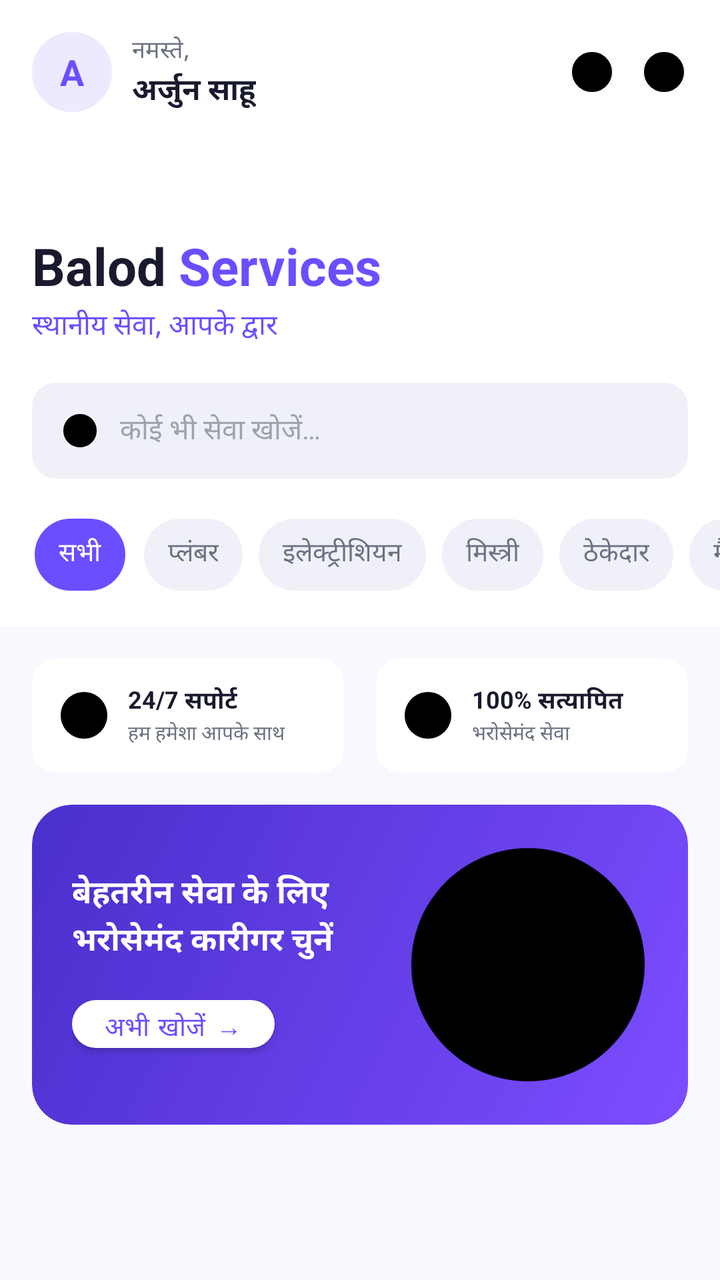
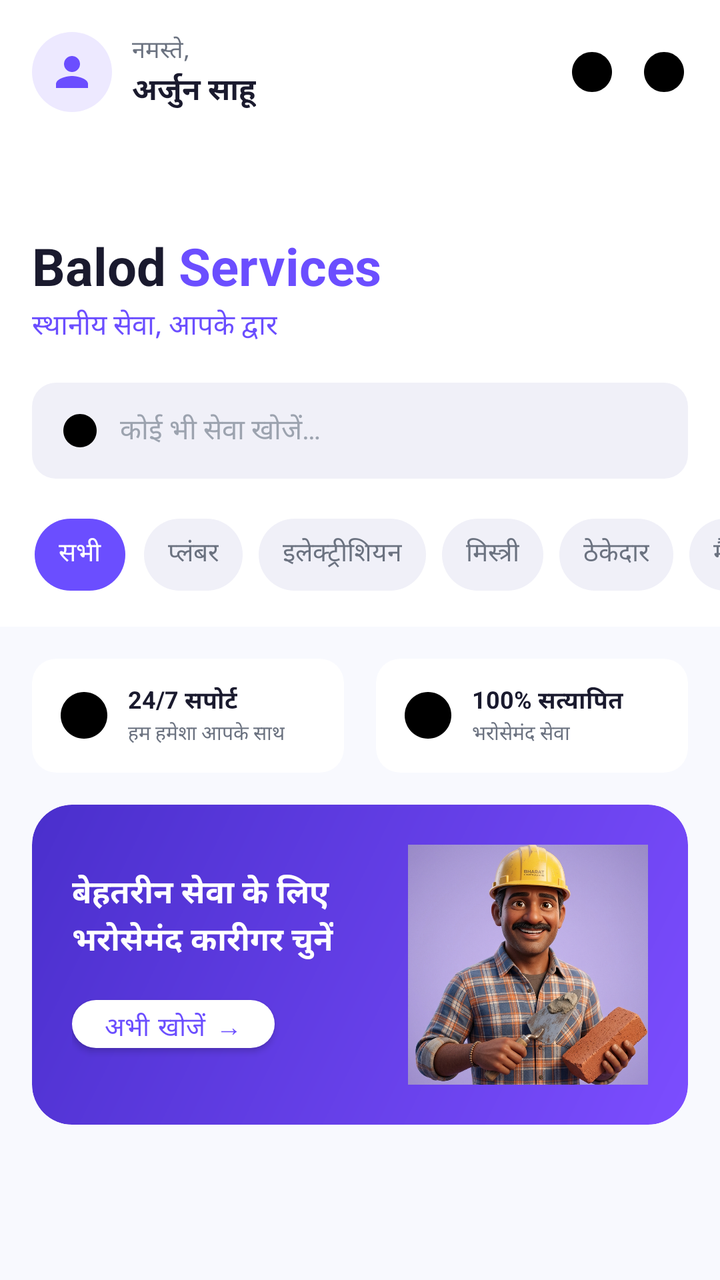

Compare the two renders of this Android layout. The source of the first and the diff that turns it into the second are given below.
<!-- AndroidManifest.xml: application theme Theme.BalodSeva -->
<!-- res/layout/fragment_home.xml -->
<?xml version="1.0" encoding="utf-8"?>
<ScrollView xmlns:android="http://schemas.android.com/apk/res/android"
    xmlns:app="http://schemas.android.com/apk/res-auto"
    android:layout_width="match_parent"
    android:layout_height="match_parent"
    android:background="@color/color_bg_screen"
    android:fillViewport="true">

    <LinearLayout
        android:layout_width="match_parent"
        android:layout_height="wrap_content"
        android:orientation="vertical">

        
        <LinearLayout
            android:layout_width="match_parent"
            android:layout_height="wrap_content"
            android:orientation="horizontal"
            android:gravity="center_vertical"
            android:paddingStart="16dp"
            android:paddingEnd="16dp"
            android:paddingTop="16dp"
            android:paddingBottom="8dp"
            android:background="@color/white">

            
            <FrameLayout
                android:layout_width="40dp"
                android:layout_height="40dp"
                android:background="@drawable/bg_avatar_circle">
                <TextView
                    android:layout_width="wrap_content"
                    android:layout_height="wrap_content"
                    android:layout_gravity="center"
                    android:text="A"
                    android:textColor="@color/color_primary"
                    android:textSize="18sp"
                    android:textStyle="bold" />
            </FrameLayout>

            
            <LinearLayout
                android:layout_width="0dp"
                android:layout_height="wrap_content"
                android:layout_weight="1"
                android:orientation="vertical"
                android:layout_marginStart="10dp">

                <TextView
                    android:id="@+id/tv_greeting"
                    android:layout_width="wrap_content"
                    android:layout_height="wrap_content"
                    android:text="@string/greeting_prefix"
                    android:textColor="@color/color_text_secondary"
                    android:textSize="12sp" />

                <TextView
                    android:id="@+id/tv_user_name"
                    android:layout_width="wrap_content"
                    android:layout_height="wrap_content"
                    android:text="@string/default_user_name"
                    android:textColor="@color/color_text_primary"
                    android:textSize="15sp"
                    android:textStyle="bold" />
            </LinearLayout>

            
            <ImageView
                android:layout_width="24dp"
                android:layout_height="24dp"
                android:src="@drawable/ic_location"
                android:contentDescription="@string/cd_location_icon"
                android:layout_marginEnd="12dp" />

            
            <ImageView
                android:layout_width="24dp"
                android:layout_height="24dp"
                android:src="@drawable/ic_cart"
                android:contentDescription="@string/cd_cart" />
        </LinearLayout>

        
        <LinearLayout
            android:layout_width="match_parent"
            android:layout_height="wrap_content"
            android:orientation="vertical"
            android:paddingStart="16dp"
            android:paddingEnd="16dp"
            android:paddingTop="16dp"
            android:paddingBottom="4dp"
            android:background="@color/white">

            <TextView
                android:layout_width="wrap_content"
                android:layout_height="wrap_content"
                android:textSize="26sp"
                android:textStyle="bold">
                
                <requestFocus />
            </TextView>

            
            <LinearLayout
                android:layout_width="wrap_content"
                android:layout_height="wrap_content"
                android:orientation="horizontal">

                <TextView
                    android:layout_width="wrap_content"
                    android:layout_height="wrap_content"
                    android:text="Balod "
                    android:textColor="@color/color_text_primary"
                    android:textSize="26sp"
                    android:textStyle="bold" />

                <TextView
                    android:layout_width="wrap_content"
                    android:layout_height="wrap_content"
                    android:text="Services"
                    android:textColor="@color/color_primary"
                    android:textSize="26sp"
                    android:textStyle="bold" />
            </LinearLayout>

            <TextView
                android:layout_width="wrap_content"
                android:layout_height="wrap_content"
                android:text="@string/app_tagline"
                android:textColor="@color/color_primary"
                android:textSize="14sp"
                android:layout_marginTop="2dp" />
        </LinearLayout>

        
        <LinearLayout
            android:layout_width="match_parent"
            android:layout_height="wrap_content"
            android:paddingStart="16dp"
            android:paddingEnd="16dp"
            android:paddingTop="14dp"
            android:paddingBottom="14dp"
            android:background="@color/white">

            <LinearLayout
                android:layout_width="match_parent"
                android:layout_height="48dp"
                android:background="@drawable/bg_search_bar"
                android:gravity="center_vertical"
                android:orientation="horizontal"
                android:paddingStart="14dp"
                android:paddingEnd="14dp">

                <ImageView
                    android:layout_width="20dp"
                    android:layout_height="20dp"
                    android:src="@drawable/ic_search"
                    android:contentDescription="@string/cd_search_icon" />

                <EditText
                    android:id="@+id/et_search"
                    android:layout_width="0dp"
                    android:layout_height="match_parent"
                    android:layout_weight="1"
                    android:layout_marginStart="10dp"
                    android:hint="@string/search_hint"
                    android:textColorHint="@color/color_text_hint"
                    android:textSize="14sp"
                    android:background="@null"
                    android:imeOptions="actionSearch"
                    android:inputType="text"
                    android:singleLine="true" />
            </LinearLayout>
        </LinearLayout>

        
        <HorizontalScrollView
            android:layout_width="match_parent"
            android:layout_height="wrap_content"
            android:scrollbars="none"
            android:background="@color/white"
            android:paddingBottom="12dp">

            <com.google.android.material.chip.ChipGroup
                android:id="@+id/chip_group_category"
                android:layout_width="wrap_content"
                android:layout_height="wrap_content"
                android:paddingStart="16dp"
                android:paddingEnd="16dp"
                app:singleSelection="true"
                app:selectionRequired="true">

                <com.google.android.material.chip.Chip
                    android:id="@+id/chip_all"
                    style="@style/Widget.BalodSeva.Chip.Category"
                    android:layout_width="wrap_content"
                    android:layout_height="wrap_content"
                    android:text="@string/chip_all"
                    android:checked="true" />

                <com.google.android.material.chip.Chip
                    android:id="@+id/chip_plumber"
                    style="@style/Widget.BalodSeva.Chip.Category"
                    android:layout_width="wrap_content"
                    android:layout_height="wrap_content"
                    android:text="@string/chip_plumber" />

                <com.google.android.material.chip.Chip
                    android:id="@+id/chip_electrician"
                    style="@style/Widget.BalodSeva.Chip.Category"
                    android:layout_width="wrap_content"
                    android:layout_height="wrap_content"
                    android:text="@string/chip_electrician" />

                <com.google.android.material.chip.Chip
                    android:id="@+id/chip_mason"
                    style="@style/Widget.BalodSeva.Chip.Category"
                    android:layout_width="wrap_content"
                    android:layout_height="wrap_content"
                    android:text="@string/chip_mason" />

                <com.google.android.material.chip.Chip
                    android:id="@+id/chip_contractor"
                    style="@style/Widget.BalodSeva.Chip.Category"
                    android:layout_width="wrap_content"
                    android:layout_height="wrap_content"
                    android:text="@string/chip_contractor" />

                <com.google.android.material.chip.Chip
                    android:id="@+id/chip_mechanic"
                    style="@style/Widget.BalodSeva.Chip.Category"
                    android:layout_width="wrap_content"
                    android:layout_height="wrap_content"
                    android:text="@string/chip_mechanic" />
            </com.google.android.material.chip.ChipGroup>
        </HorizontalScrollView>

        
        <LinearLayout
            android:layout_width="match_parent"
            android:layout_height="wrap_content"
            android:orientation="horizontal"
            android:paddingStart="16dp"
            android:paddingEnd="16dp"
            android:paddingTop="16dp"
            android:paddingBottom="8dp">

            
            <androidx.cardview.widget.CardView
                android:layout_width="0dp"
                android:layout_height="wrap_content"
                android:layout_weight="1"
                android:layout_marginEnd="8dp"
                app:cardCornerRadius="12dp"
                app:cardElevation="0dp"
                app:cardBackgroundColor="@color/white">

                <LinearLayout
                    android:layout_width="match_parent"
                    android:layout_height="wrap_content"
                    android:orientation="horizontal"
                    android:gravity="center_vertical"
                    android:padding="12dp">

                    <ImageView
                        android:layout_width="28dp"
                        android:layout_height="28dp"
                        android:src="@drawable/ic_support"
                        android:contentDescription="@null" />

                    <LinearLayout
                        android:layout_width="wrap_content"
                        android:layout_height="wrap_content"
                        android:orientation="vertical"
                        android:layout_marginStart="8dp">

                        <TextView
                            android:layout_width="wrap_content"
                            android:layout_height="wrap_content"
                            android:text="24/7 सपोर्ट"
                            android:textColor="@color/color_text_primary"
                            android:textSize="12sp"
                            android:textStyle="bold" />

                        <TextView
                            android:layout_width="wrap_content"
                            android:layout_height="wrap_content"
                            android:text="हम हमेशा आपके साथ"
                            android:textColor="@color/color_text_secondary"
                            android:textSize="10sp" />
                    </LinearLayout>
                </LinearLayout>
            </androidx.cardview.widget.CardView>

            
            <androidx.cardview.widget.CardView
                android:layout_width="0dp"
                android:layout_height="wrap_content"
                android:layout_weight="1"
                android:layout_marginStart="8dp"
                app:cardCornerRadius="12dp"
                app:cardElevation="0dp"
                app:cardBackgroundColor="@color/white">

                <LinearLayout
                    android:layout_width="match_parent"
                    android:layout_height="wrap_content"
                    android:orientation="horizontal"
                    android:gravity="center_vertical"
                    android:padding="12dp">

                    <ImageView
                        android:layout_width="28dp"
                        android:layout_height="28dp"
                        android:src="@drawable/ic_verified_shield"
                        android:contentDescription="@null" />

                    <LinearLayout
                        android:layout_width="wrap_content"
                        android:layout_height="wrap_content"
                        android:orientation="vertical"
                        android:layout_marginStart="8dp">

                        <TextView
                            android:layout_width="wrap_content"
                            android:layout_height="wrap_content"
                            android:text="100% सत्यापित"
                            android:textColor="@color/color_text_primary"
                            android:textSize="12sp"
                            android:textStyle="bold" />

                        <TextView
                            android:layout_width="wrap_content"
                            android:layout_height="wrap_content"
                            android:text="भरोसेमंद सेवा"
                            android:textColor="@color/color_text_secondary"
                            android:textSize="10sp" />
                    </LinearLayout>
                </LinearLayout>
            </androidx.cardview.widget.CardView>
        </LinearLayout>

        
        <androidx.cardview.widget.CardView
            android:id="@+id/card_hero_banner"
            android:layout_width="match_parent"
            android:layout_height="160dp"
            android:layout_marginStart="16dp"
            android:layout_marginEnd="16dp"
            android:layout_marginTop="8dp"
            android:layout_marginBottom="24dp"
            app:cardCornerRadius="20dp"
            app:cardElevation="0dp">

            <LinearLayout
                android:layout_width="match_parent"
                android:layout_height="match_parent"
                android:background="@drawable/bg_hero_banner"
                android:orientation="horizontal"
                android:gravity="center_vertical"
                android:padding="20dp">

                
                <LinearLayout
                    android:layout_width="0dp"
                    android:layout_height="wrap_content"
                    android:layout_weight="1"
                    android:orientation="vertical">

                    <TextView
                        android:layout_width="wrap_content"
                        android:layout_height="wrap_content"
                        android:text="बेहतरीन सेवा के लिए\nभरोसेमंद कारीगर चुनें"
                        android:textColor="@color/white"
                        android:textSize="16sp"
                        android:textStyle="bold"
                        android:lineSpacingExtra="2dp" />

                    <com.google.android.material.button.MaterialButton
                        android:id="@+id/btn_hero_cta"
                        android:layout_width="wrap_content"
                        android:layout_height="36dp"
                        android:layout_marginTop="12dp"
                        android:text="@string/hero_cta"
                        android:textSize="13sp"
                        android:textColor="@color/color_primary"
                        app:backgroundTint="@color/white"
                        app:cornerRadius="20dp" />
                </LinearLayout>

                
                <ImageView
                    android:id="@+id/iv_hero_worker"
                    android:layout_width="120dp"
                    android:layout_height="140dp"
                    android:scaleType="centerCrop"
                    android:src="@drawable/ic_worker_hero"
                    android:contentDescription="@null" />

            </LinearLayout>
        </androidx.cardview.widget.CardView>

    </LinearLayout>
</ScrollView>
<!-- resources referenced by this layout -->
<resources>
  <color name="color_bg_screen">#F8F9FE</color>
  <color name="color_primary">#6B4EFF</color>
  <color name="color_text_hint">#9CA3AF</color>
  <color name="color_text_primary">#1A1A2E</color>
  <color name="color_text_secondary">#6B7280</color>
  <color name="white">#FFFFFF</color>
  <!-- drawable bg_avatar_circle (drawable) -->
  <?xml version="1.0" encoding="utf-8"?>
  <shape xmlns:android="http://schemas.android.com/apk/res/android" android:shape="oval">
      <solid android:color="@color/color_primary_light" />
  </shape>
  <!-- drawable bg_hero_banner (drawable) -->
  <?xml version="1.0" encoding="utf-8"?>
  <shape xmlns:android="http://schemas.android.com/apk/res/android">
      <gradient
          android:startColor="@color/color_hero_bg_start"
          android:endColor="@color/color_hero_bg_end"
          android:angle="135"
          android:type="linear" />
      <corners android:radius="20dp" />
  </shape>
  <!-- drawable bg_search_bar (drawable) -->
  <?xml version="1.0" encoding="utf-8"?>
  <shape xmlns:android="http://schemas.android.com/apk/res/android">
      <solid android:color="@color/color_bg_search" />
      <corners android:radius="12dp" />
  </shape>
  <!-- drawable ic_cart (drawable) -->
  <?xml version="1.0" encoding="utf-8"?>
  <vector xmlns:android="http://schemas.android.com/apk/res/android" android:width="24dp" android:height="24dp" android:viewportWidth="24" android:viewportHeight="24"><path android:fillColor="#000000" android:pathData="M12,2C6.48,2 2,6.48 2,12s4.48,10 10,10 10,-4.48 10,-10S17.52,2 12,2z"/></vector>
  <!-- drawable ic_location (drawable) -->
  <?xml version="1.0" encoding="utf-8"?>
  <vector xmlns:android="http://schemas.android.com/apk/res/android" android:width="24dp" android:height="24dp" android:viewportWidth="24" android:viewportHeight="24"><path android:fillColor="#000000" android:pathData="M12,2C6.48,2 2,6.48 2,12s4.48,10 10,10 10,-4.48 10,-10S17.52,2 12,2z"/></vector>
  <!-- drawable ic_search (drawable) -->
  <?xml version="1.0" encoding="utf-8"?>
  <vector xmlns:android="http://schemas.android.com/apk/res/android" android:width="24dp" android:height="24dp" android:viewportWidth="24" android:viewportHeight="24"><path android:fillColor="#000000" android:pathData="M12,2C6.48,2 2,6.48 2,12s4.48,10 10,10 10,-4.48 10,-10S17.52,2 12,2z"/></vector>
  <!-- drawable ic_support (drawable) -->
  <?xml version="1.0" encoding="utf-8"?>
  <vector xmlns:android="http://schemas.android.com/apk/res/android" android:width="24dp" android:height="24dp" android:viewportWidth="24" android:viewportHeight="24"><path android:fillColor="#000000" android:pathData="M12,2C6.48,2 2,6.48 2,12s4.48,10 10,10 10,-4.48 10,-10S17.52,2 12,2z"/></vector>
  <string name="app_tagline">स्थानीय सेवा, आपके द्वार</string>
  <string name="cd_cart">कार्ट</string>
  <string name="cd_location_icon">स्थान</string>
  <string name="cd_search_icon">खोज</string>
  <string name="chip_all">सभी</string>
  <string name="chip_contractor">ठेकेदार</string>
  <string name="chip_electrician">इलेक्ट्रीशियन</string>
  <string name="chip_mason">मिस्त्री</string>
  <string name="chip_mechanic">मैकेनिक</string>
  <string name="chip_plumber">प्लंबर</string>
  <string name="default_user_name">अर्जुन साहू</string>
  <string name="greeting_prefix">नमस्ते,</string>
  <string name="hero_cta">अभी खोजें →</string>
  <string name="search_hint">कोई भी सेवा खोजें…</string>
  <color name="color_primary_light">#EDE9FF</color>
  <color name="color_hero_bg_start">#7C4DFF</color>
  <color name="color_hero_bg_end">#4A2FCC</color>
  <color name="color_bg_search">#F0F0F8</color>
  <color name="color_primary_dark">#4A2FCC</color>
  <color name="color_whatsapp">#25D366</color>
  <color name="color_bg_card">#FFFFFF</color>
</resources>

<!-- the commit's change to res/layout/fragment_home.xml (unified diff, before → after) -->
@@ -28,14 +28,14 @@
                 android:layout_width="40dp"
                 android:layout_height="40dp"
                 android:background="@drawable/bg_avatar_circle">
-                <TextView
-                    android:layout_width="wrap_content"
-                    android:layout_height="wrap_content"
+                <ImageView
+                    android:id="@+id/iv_home_profile"
+                    android:layout_width="24dp"
+                    android:layout_height="24dp"
                     android:layout_gravity="center"
-                    android:text="A"
-                    android:textColor="@color/color_primary"
-                    android:textSize="18sp"
-                    android:textStyle="bold" />
+                    android:src="@drawable/ic_nav_profile"
+                    android:contentDescription="Profile Picture"
+                    app:tint="@color/color_primary" />
             </FrameLayout>
 
             
@@ -394,7 +394,7 @@
                     android:layout_width="120dp"
                     android:layout_height="140dp"
                     android:scaleType="centerCrop"
-                    android:src="@drawable/ic_worker_hero"
+                    android:src="@drawable/persona_mason"
                     android:contentDescription="@null" />
 
             </LinearLayout>
